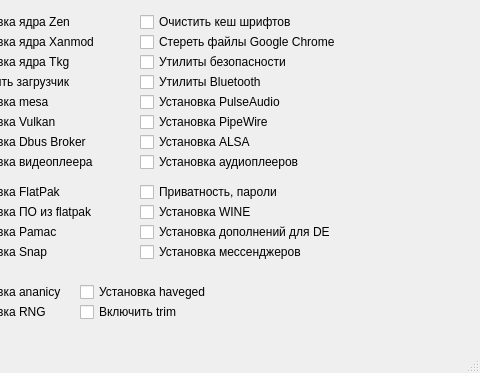
Before: the Qt Designer form mainwindow.ui in ArtNazarov/arch-post-installer, drawn with Qt 5; both pictures show x 320 to 800 and y 0 to 373 of the 800 by 373 pixel window.
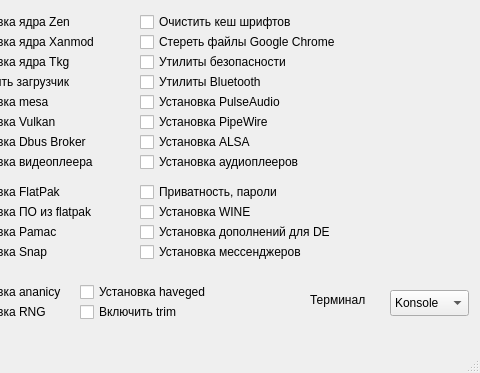
After: the same form once the commit is applied.

Commit message: Select terminal

```diff
--- a/mainwindow.ui
+++ b/mainwindow.ui
@@ -543,6 +543,44 @@
      <string>Включить trim</string>
     </property>
    </widget>
+   <widget class="QComboBox" name="cboTerminal">
+    <property name="geometry">
+     <rect>
+      <x>710</x>
+      <y>290</y>
+      <width>79</width>
+      <height>26</height>
+     </rect>
+    </property>
+    <item>
+     <property name="text">
+      <string>Konsole</string>
+     </property>
+    </item>
+    <item>
+     <property name="text">
+      <string>XTerm</string>
+     </property>
+    </item>
+    <item>
+     <property name="text">
+      <string>UXTerm</string>
+     </property>
+    </item>
+   </widget>
+   <widget class="QLabel" name="txtTerm">
+    <property name="geometry">
+     <rect>
+      <x>630</x>
+      <y>290</y>
+      <width>61</width>
+      <height>20</height>
+     </rect>
+    </property>
+    <property name="text">
+     <string>Терминал</string>
+    </property>
+   </widget>
   </widget>
   <widget class="QMenuBar" name="menubar">
    <property name="geometry">
```
The commit also changes 2 other files.
